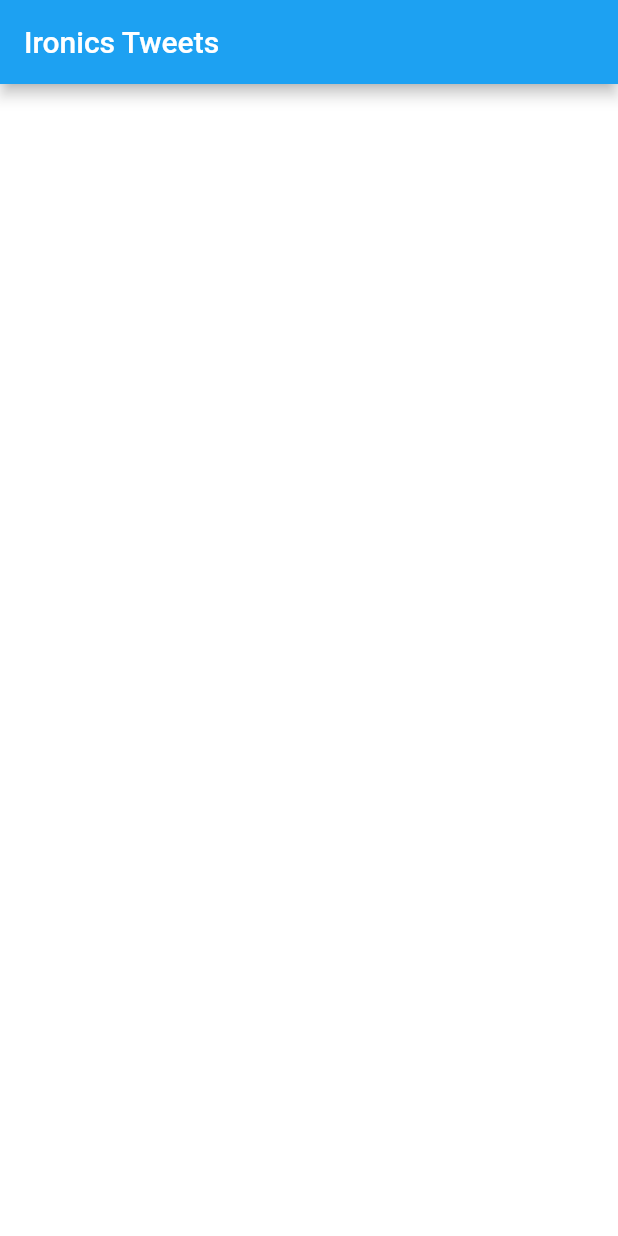
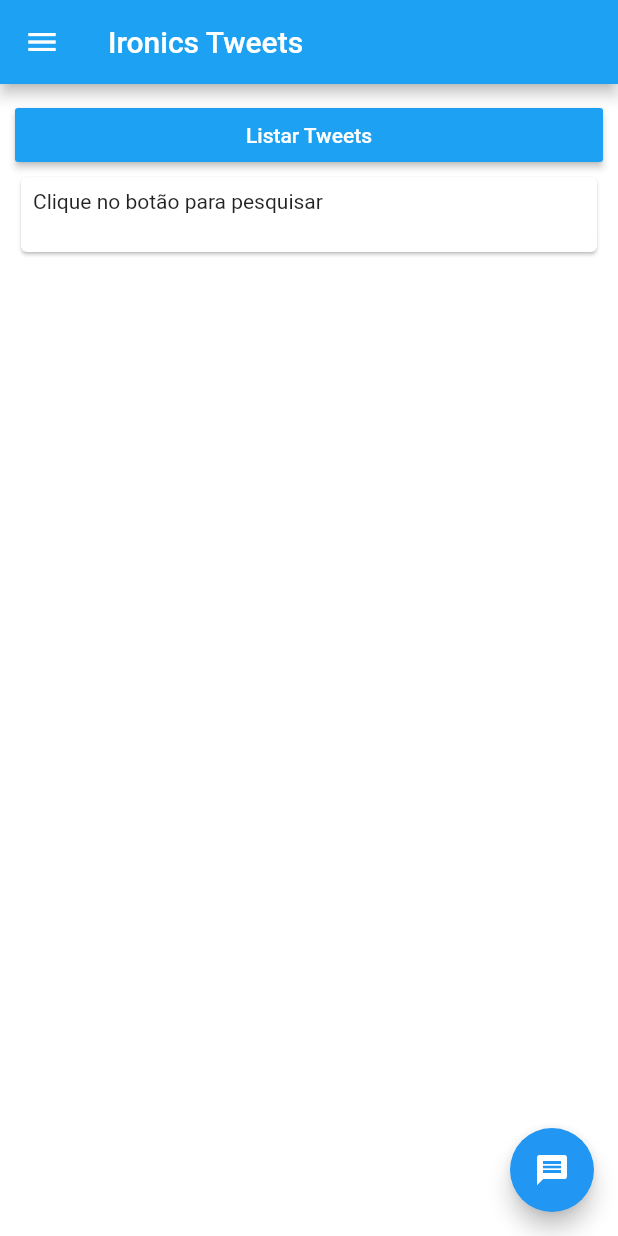
Before and after one commit to AndreErvilha/IronicsTwitter, a Flutter app: the screen it shows after launch, on a phone screen of 412 x 824 dp. Run offline on Flutter 3.47's test engine with Material 2 defaults, Android fonts, the phone set to English and light mode, and no system bars; our stand-ins replace dio, rxdart; missing offline and left inert: bloc_pattern.

Commit message:
Created api.dart and twitter_card.dart

```diff
--- /dev/null
+++ b/lib/api/api.dart
@@ -0,0 +1,21 @@
+import 'package:dio/dio.dart';
+
+class Api {
+
+  static const String bearer = "AAAAAAAAAAAAAAAAAAAAAOqLKgEAAAAAWr%2BD"
+      "xzCTRNbRXtzLW%2FKstQUj7WY%3DL7gF67Vs1Ch"
+      "vnu4TTp8TdWUtYMFBl6OX0XvLh1ilBIrPGjFLZ5";
+
+  final dio = Dio();
+
+  Api() {
+    dio.options = BaseOptions(headers: {'Authorization': 'bearer $bearer'});
+  }
+
+  Future<List> getTweets(String user) async {
+    Response response = await dio.get(
+        'https://api.twitter.com/1.1/statuses/user_timeline.json?screen_name=${user}&count=15');
+
+    return response.data;
+  }
+}
--- /dev/null
+++ b/lib/blocs/home_bloc.dart
@@ -0,0 +1,22 @@
+import 'package:bloc_pattern/bloc_pattern.dart';
+import 'package:ironic_tweets_andre_ervilha/api/api.dart';
+import 'package:rxdart/rxdart.dart';
+
+class HomeBloc extends BlocBase{
+
+  final _api = Api();
+
+  BehaviorSubject<List> _tweets = BehaviorSubject<List>();
+  Stream<List> get tweets => _tweets.stream;
+
+  Future<void> getTweets(String user)async{
+    _tweets.sink.add(await _api.getTweets(user));
+  }
+
+  @override
+  void dispose() {
+    super.dispose();
+
+    _tweets.close();
+  }
+}
--- a/lib/main.dart
+++ b/lib/main.dart
@@ -8,6 +8,7 @@ class MyApp extends StatelessWidget {
   Widget build(BuildContext context) {
     return MaterialApp(
       title: 'Splash Screen',
+      debugShowCheckedModeBanner: false,
       theme: ThemeData(
         primarySwatch: Colors.blue,
       ),
--- a/lib/screens/home_screen.dart
+++ b/lib/screens/home_screen.dart
@@ -1,5 +1,7 @@
 import 'package:flutter/material.dart';
+import 'package:ironic_tweets_andre_ervilha/blocs/home_bloc.dart';
 import 'package:ironic_tweets_andre_ervilha/utils/colors.dart';
+import 'package:ironic_tweets_andre_ervilha/widgets/twitter_card.dart';
 
 class HomeScreen extends StatefulWidget {
   @override
@@ -7,15 +9,96 @@ class HomeScreen extends StatefulWidget {
 }
 
 class _HomeScreenState extends State<HomeScreen> {
+  final HomeBloc bloc = HomeBloc();
+
+  final twitter = TextEditingController(text: 'realDonaldTrump');
+
   @override
   Widget build(BuildContext context) {
     return Scaffold(
-      appBar: AppBar(
-        title: Text('Ironics Tweets'),
-        backgroundColor: primaryColor,
-      ),
-      backgroundColor: backgroundColor,
-      body: Container()
+        appBar: AppBar(
+          title: Text('Ironics Tweets'),
+          backgroundColor: primaryColor,
+        ),
+        drawer: buildDrawer(context),
+        floatingActionButton: buildFloatingActionButton(context),
+        backgroundColor: backgroundColor,
+        body: Container(
+          padding: EdgeInsets.all(10),
+          child: Column(
+            mainAxisSize: MainAxisSize.max,
+            crossAxisAlignment: CrossAxisAlignment.stretch,
+            children: [
+              // buildTextField(controller: twitter),
+              RaisedButton(
+                onPressed: () {
+                  bloc.getTweets(twitter.text);
+                },
+                color: primaryColor,
+                child: Text('Listar Tweets',
+                    style: TextStyle(color: Colors.white)),
+              ),
+              Expanded(child: buildTweetsList())
+            ],
+          ),
+        ));
+  }
+
+  FloatingActionButton buildFloatingActionButton(BuildContext context) {
+    return FloatingActionButton(
+      child: Icon(Icons.message),
+      onPressed: () {
+        showDialog(
+            context: context,
+            builder: (context) => AlertDialog(
+                title: Text('Credits'),
+                content: Text('Created by: André Ervilha\n'
+                    'Date: Dec, 11/2020\n'
+                    'Powered by: Flutter')));
+      },
+    );
+  }
+
+  Container buildDrawer(BuildContext context) {
+    return Container(
+      color: primaryColor,
+      width: MediaQuery.of(context).size.width - 50,
+      child: Center(
+          child: Text('Drawer',
+              style: TextStyle(color: Colors.white, fontSize: 20))),
+    );
+  }
+
+  StreamBuilder buildTweetsList() => StreamBuilder(
+        stream: bloc.tweets,
+        builder: (context, snapshot) {
+          if (snapshot.hasError)
+            return buildCardMessage('Algo deu errado!');
+          else if (!snapshot.hasData)
+            return buildCardMessage('Clique no botão para pesquisar');
+          else
+            return ListView.builder(
+                itemCount: snapshot.data.length,
+                itemBuilder: (context, index) =>
+                    twitterCard(snapshot.data[index]));
+        },
+      );
+
+  Widget buildCardMessage(String message) => Align(
+        alignment: Alignment.topCenter,
+        child: Card(
+            child: Container(
+                width: double.infinity,
+                padding: EdgeInsets.all(8),
+                height: 50,
+                child: Text(message))),
+      );
+
+  TextField buildTextField({TextEditingController controller}) {
+    return TextField(
+      controller: controller,
+      decoration: InputDecoration(
+          isDense: true, prefix: Text('@'), border: OutlineInputBorder()),
     );
   }
 }
--- a/lib/screens/splash_screen.dart
+++ b/lib/screens/splash_screen.dart
@@ -21,7 +21,7 @@ class SplashScreen extends StatelessWidget {
                 children: [
                   Image.asset('images/twitter_logo.png'),
                   SizedBox(height: 5),
-                  Text('Ironic Tweets',
+                  Text('Ironics Tweets',
                       style:
                           TextStyle(fontSize: 16, fontWeight: FontWeight.bold))
                 ],
--- /dev/null
+++ b/lib/utils/Util.dart
@@ -0,0 +1,3 @@
+class Util{
+  static String date2br(String date)=>DateTime.parse(date).toString();
+}
--- a/pubspec.yaml
+++ b/pubspec.yaml
@@ -28,6 +28,10 @@ dependencies:
   # The following adds the Cupertino Icons font to your application.
   # Use with the CupertinoIcons class for iOS style icons.
   cupertino_icons: ^1.0.0
+  dio: ^3.0.10
+  rxdart: ^0.25.0
+  bloc_pattern: ^2.3.2
+
 
 dev_dependencies:
   flutter_test:
```
Also changed, not shown: lib/widgets/twitter_card.dart (added, +114 -0 lines), pubspec.lock.
